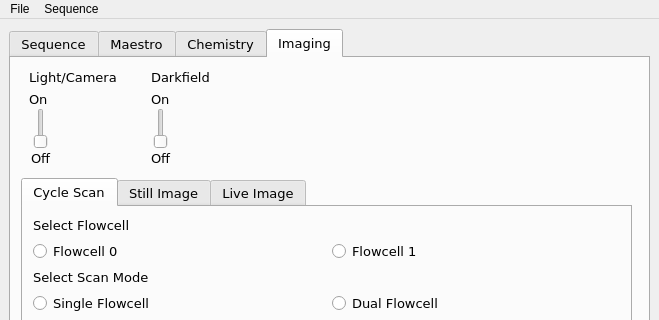
Old version of the form ui/htPol.ui in the repository REC17/Hidden-Tab-Polonator; both pictures show x 0 to 659 and y 0 to 320 of the 659 by 865 pixel window.
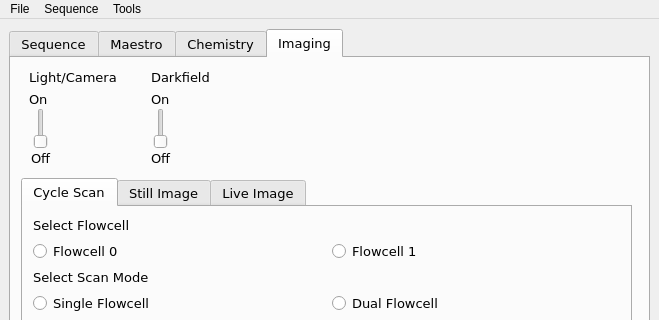
New version of the form. The open tabs and pages were chosen to show the change.

```diff
--- a/ui/htPol.ui
+++ b/ui/htPol.ui
@@ -3516,8 +3516,16 @@
     <addaction name="menuCycle_List"/>
     <addaction name="menuSequence_Layout"/>
    </widget>
+   <widget class="QMenu" name="menuTools">
+    <property name="title">
+     <string>Tools</string>
+    </property>
+    <addaction name="actionBowtie"/>
+    <addaction name="actionANOVA_R"/>
+   </widget>
    <addaction name="menuFile"/>
    <addaction name="menuSequence"/>
+   <addaction name="menuTools"/>
   </widget>
   <widget class="QStatusBar" name="statusbar"/>
   <action name="actionPro_Mode">
```
Left out of the diff: 12 changed lines with no effect on the pictures.
